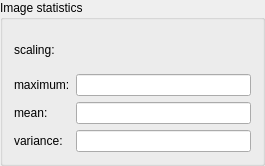
First picture: the form in lavuelib/ui/StatisticsGroupBox.ui, repository syncope/lavue, before the edit.
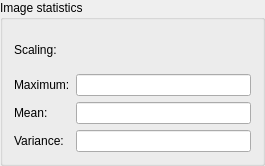
Second picture: the form after the edit.

```diff
--- a/lavuelib/ui/StatisticsGroupBox.ui
+++ b/lavuelib/ui/StatisticsGroupBox.ui
@@ -48,7 +48,7 @@
         <string>intensity scaling</string>
        </property>
        <property name="text">
-        <string>scaling:</string>
+        <string>Scaling:</string>
        </property>
       </widget>
      </item>
@@ -58,7 +58,7 @@
         <string>mean intensity values after image preparation and scaling</string>
        </property>
        <property name="text">
-        <string>mean:</string>
+        <string>Mean:</string>
        </property>
        <property name="buddy">
         <cstring>meanLineEdit</cstring>
@@ -81,7 +81,7 @@
         <string>variance intensity values after image preparation and scaling</string>
        </property>
        <property name="text">
-        <string>variance:</string>
+        <string>Variance:</string>
        </property>
        <property name="buddy">
         <cstring>varianceLineEdit</cstring>
@@ -104,7 +104,7 @@
         <string>maximum intensity values after image preparation and scaling</string>
        </property>
        <property name="text">
-        <string>maximum:</string>
+        <string>Maximum:</string>
        </property>
        <property name="buddy">
         <cstring>maxLineEdit</cstring>
```
